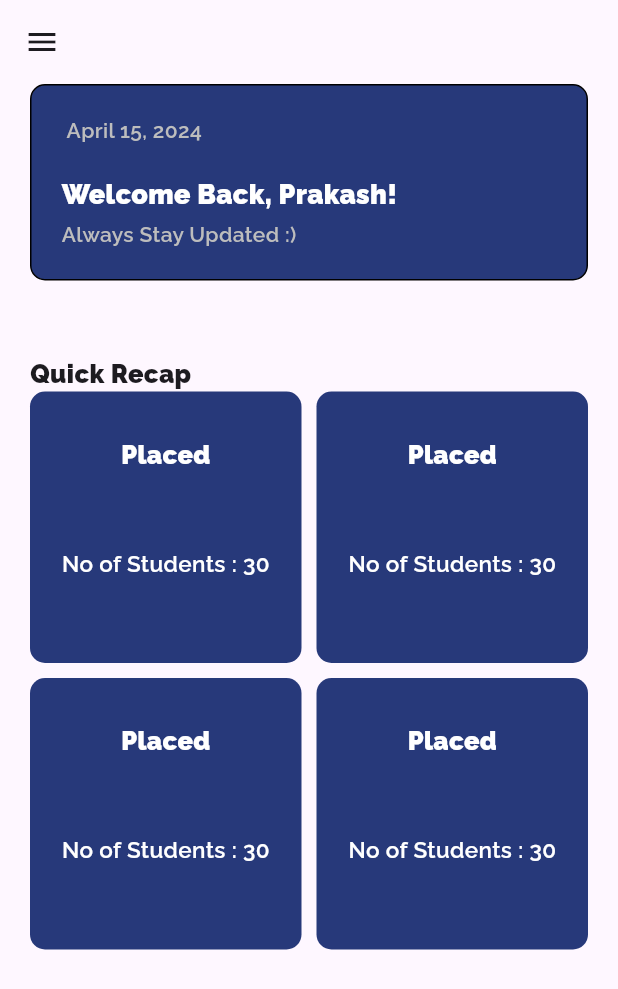
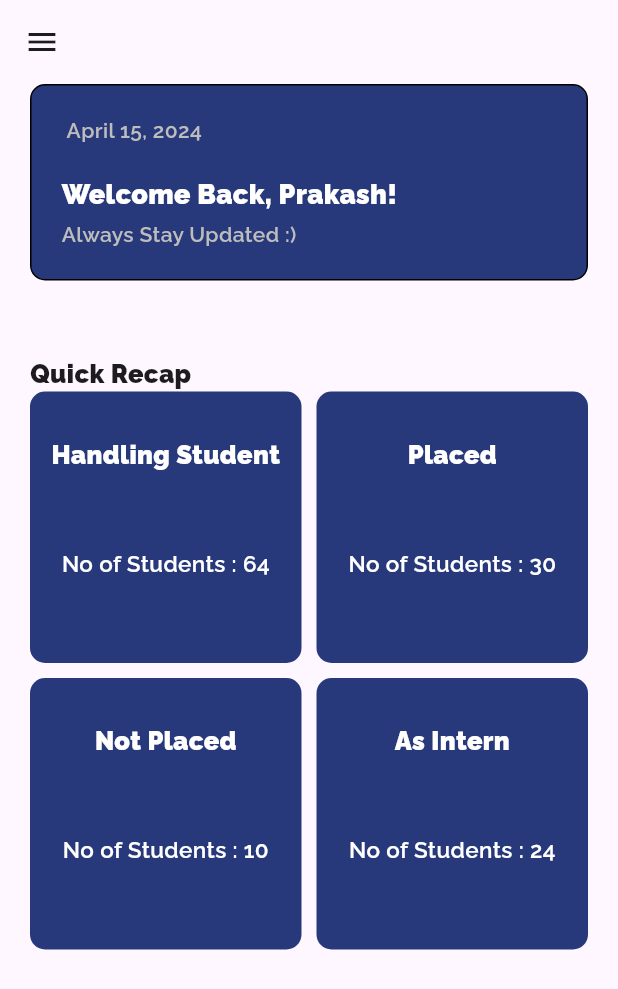
Before and after one commit to MuthuvelA/UniVerse, a Flutter app: the screen it shows after launch, on a phone screen of 412 x 824 dp. Shown: the top 989 px of the screen. Run offline on Flutter 3.47's test engine with Material 3 defaults, Android fonts, the phone set to English and light mode, and no system bars; missing offline and left inert: dart:js.

Commit message:
ready to push (before commit)

```diff
--- a/lib/component/view/staff_dashboard_view.dart
+++ b/lib/component/view/staff_dashboard_view.dart
@@ -95,6 +95,8 @@ class _StaffDashboardViewState extends State<StaffDashboardView> {
     );
   }
   Widget quickRecap(double width,double height,List<String> studentNames){
+    List<String> title = ["Handling Student","Placed","Not Placed","As Intern"];
+    List<int> noStudent = [64,30,10,24];
     return GridView.count(
         crossAxisCount: 2,
       crossAxisSpacing: 10.0,
@@ -126,9 +128,9 @@ class _StaffDashboardViewState extends State<StaffDashboardView> {
               crossAxisAlignment: CrossAxisAlignment.center,
               children: [
                 Padding(padding: EdgeInsets.only(top: 30)),
-                Text("Placed",style: TextStyle(fontFamily: "Raleway",fontSize: 17,color: Colors.white),),
+                Text("${title[index]}",style: TextStyle(fontFamily: "Raleway",fontSize: 17,color: Colors.white),),
                 Padding(padding: EdgeInsets.only(top: 50)),
-                Text("No of Students : 30",style: TextStyle(fontFamily: "Raleway-SemiBold",fontSize: 15,color: Colors.white),)
+                Text("No of Students : ${noStudent[index]}",style: TextStyle(fontFamily: "Raleway-SemiBold",fontSize: 15,color: Colors.white),)
               ],
             ),
           ),
```
